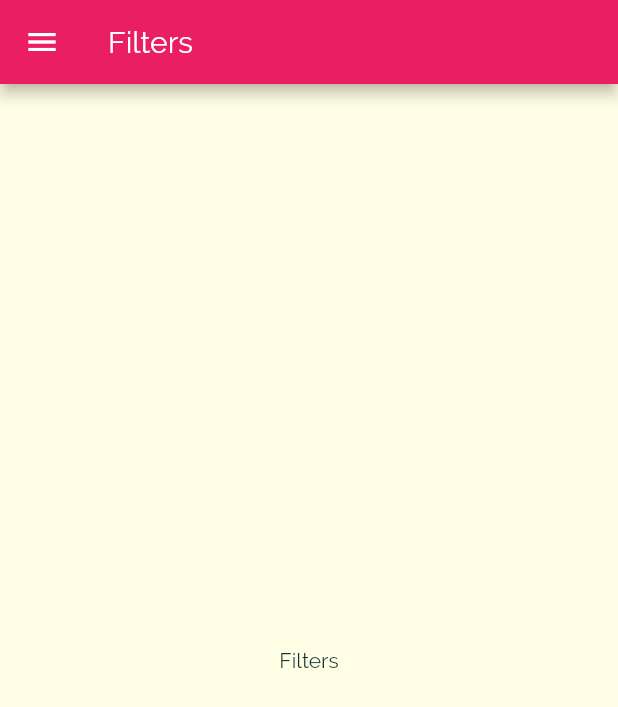
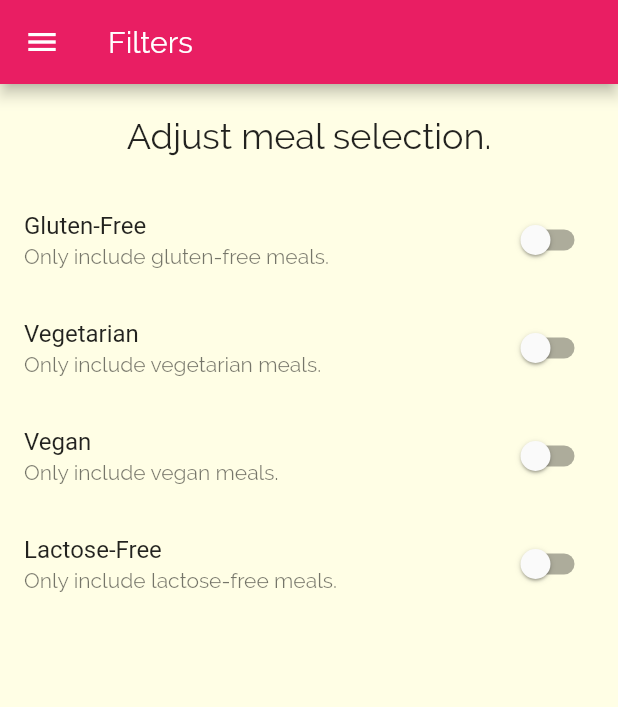
Before and after one commit to dinkelaker/flutter-meals-app, a Flutter app: the FiltersScreen screen opened by its route, on a phone screen of 412 x 824 dp. Shown: the top 707 px of the screen. Run offline on Flutter 3.47's test engine with Material 2 defaults, Android fonts, the phone set to English and light mode, and no system bars.

Commit message:
Adding 4 filters to the filters screen

```diff
--- a/lib/screens/filter_screen.dart
+++ b/lib/screens/filter_screen.dart
@@ -2,8 +2,18 @@ import 'package:flutter/material.dart';
 
 import '../widgets/main_drawer.dart';
 
-class FiltersScreen extends StatelessWidget {
+class FiltersScreen extends StatefulWidget {
   static String routeName = '/filters';
+
+  @override
+  _FiltersScreenState createState() => _FiltersScreenState();
+}
+
+class _FiltersScreenState extends State<FiltersScreen> {
+  bool _glutenFree = false;
+  bool _vegetarian = false;
+  bool _vegan = false;
+  bool _lactoseFree = false;
 
   @override
   Widget build(BuildContext context) {
@@ -12,9 +22,61 @@ class FiltersScreen extends StatelessWidget {
         title: Text('Filters'),
       ),
       drawer: MainDrawer(),
-      body: Center(
-        child: Text('Filters'),
+      body: Column(
+        children: <Widget>[
+          Container(
+            padding: EdgeInsets.all(20),
+            child: Text('Adjust meal selection.',
+                style: Theme.of(context).textTheme.title),
+          ),
+          Expanded(
+            child: ListView(
+              children: <Widget>[
+                _buildSwitchListTile(
+                  'Gluten-Free',
+                  'Only include gluten-free meals.',
+                  _glutenFree,
+                  (newValue) => _glutenFree = newValue,
+                ),
+                _buildSwitchListTile(
+                  'Vegetarian',
+                  'Only include vegetarian meals.',
+                  _vegetarian,
+                  (newValue) => _vegetarian = newValue,
+                ),
+                _buildSwitchListTile(
+                  'Vegan',
+                  'Only include vegan meals.',
+                  _vegan,
+                  (newValue) => _vegan = newValue,
+                ),
+                _buildSwitchListTile(
+                  'Lactose-Free',
+                  'Only include lactose-free meals.',
+                  _lactoseFree,
+                  (newValue) => _lactoseFree = newValue,
+                ),
+              ],
+            ),
+          ),
+        ],
       ),
     );
   }
+
+  Widget _buildSwitchListTile(String title, String description,
+      bool currentValue, Function updateValue) {
+    return SwitchListTile(
+      title: Text(
+        title,
+      ),
+      value: currentValue,
+      subtitle: Text(description),
+      onChanged: (newValue) {
+        setState(() {
+          updateValue(newValue);
+        });
+      },
+    );
+  }
 }
```
